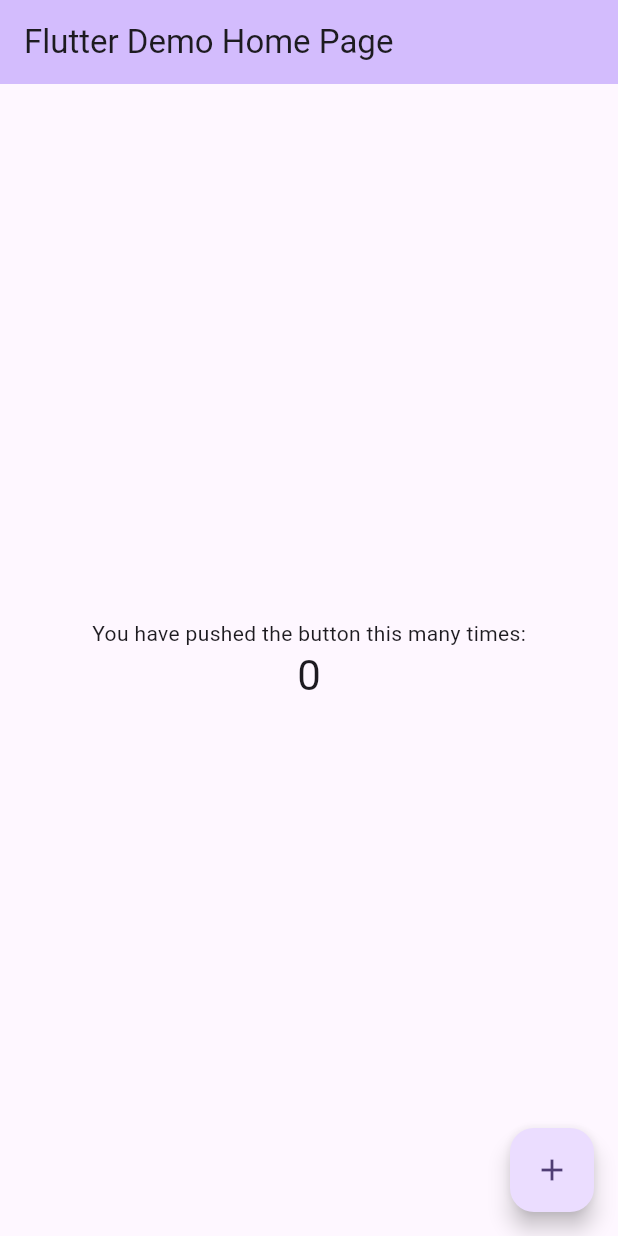
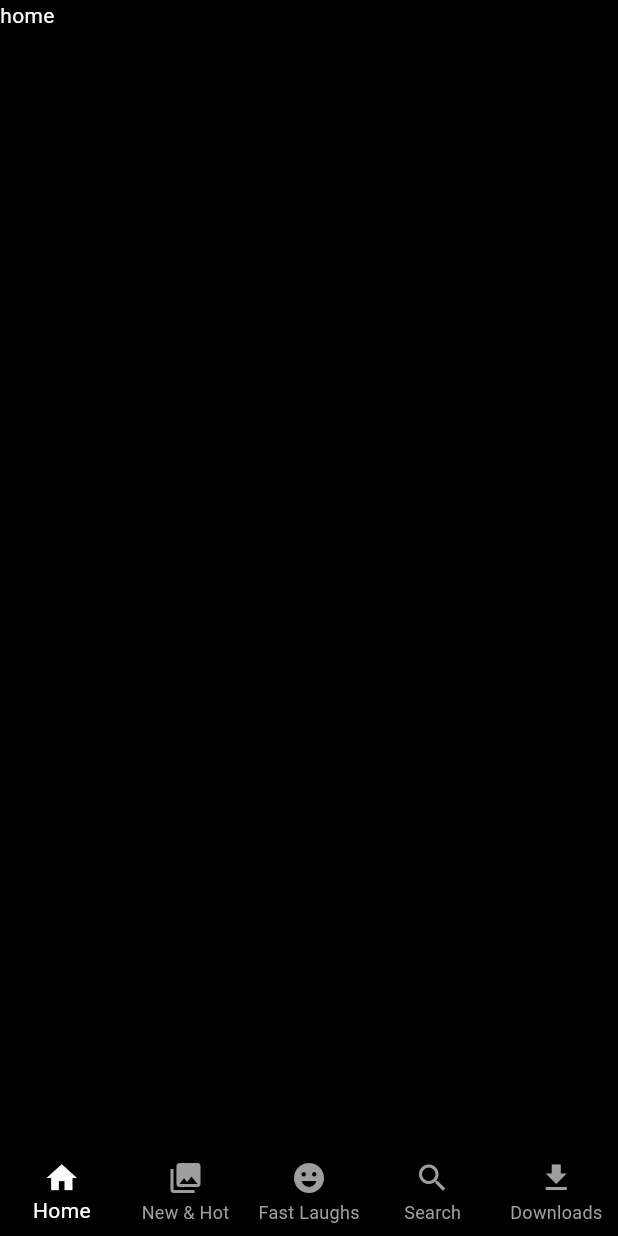
Before and after one commit to sarath604/stream-space, a Flutter app: the screen it shows after launch, on a phone screen of 412 x 824 dp. Run offline on Flutter 3.47's test engine with Material 3 defaults, Android fonts, the light colour scheme and no system bars.

Commit message:
completed BottomNavigation

```diff
--- /dev/null
+++ b/stream_space/lib/core/colors/colors.dart
@@ -0,0 +1,3 @@
+import 'package:flutter/material.dart';
+
+const backgroundColor = Colors.black;
--- a/stream_space/lib/main.dart
+++ b/stream_space/lib/main.dart
@@ -1,4 +1,6 @@
 import 'package:flutter/material.dart';
+import 'package:stream_space/core/colors/colors.dart';
+import 'package:stream_space/presentation/main_page/widgets/screen_main_page.dart';
 
 void main() {
   runApp(const MyApp());
@@ -11,115 +13,16 @@ class MyApp extends StatelessWidget {
   @override
   Widget build(BuildContext context) {
     return MaterialApp(
+      debugShowCheckedModeBanner: false,
       title: 'Flutter Demo',
       theme: ThemeData(
-        // This is the theme of your application.
-        //
-        // TRY THIS: Try running your application with "flutter run". You'll see
-        // the application has a blue toolbar. Then, without quitting the app,
-        // try changing the seedColor in the colorScheme below to Colors.green
-        // and then invoke "hot reload" (save your changes or press the "hot
-        // reload" button in a Flutter-supported IDE, or press "r" if you used
-        // the command line to start the app).
-        //
-        // Notice that the counter didn't reset back to zero; the application
-        // state is not lost during the reload. To reset the state, use hot
-        // restart instead.
-        //
-        // This works for code too, not just values: Most code changes can be
-        // tested with just a hot reload.
-        colorScheme: ColorScheme.fromSeed(seedColor: Colors.deepPurple),
-        useMaterial3: true,
+        scaffoldBackgroundColor: backgroundColor,
+        primarySwatch: Colors.blue,
+        textTheme: const TextTheme(
+          bodyLarge: TextStyle(color: Colors.white),
+        ),
       ),
-      home: const MyHomePage(title: 'Flutter Demo Home Page'),
+      home: const ScreenMainPage(),
     );
   }
 }
-
-class MyHomePage extends StatefulWidget {
-  const MyHomePage({super.key, required this.title});
-
-  // This widget is the home page of your application. It is stateful, meaning
-  // that it has a State object (defined below) that contains fields that affect
-  // how it looks.
-
-  // This class is the configuration for the state. It holds the values (in this
-  // case the title) provided by the parent (in this case the App widget) and
-  // used by the build method of the State. Fields in a Widget subclass are
-  // always marked "final".
-
-  final String title;
-
-  @override
-  State<MyHomePage> createState() => _MyHomePageState();
-}
-
-class _MyHomePageState extends State<MyHomePage> {
-  int _counter = 0;
-
-  void _incrementCounter() {
-    setState(() {
-      // This call to setState tells the Flutter framework that something has
-      // changed in this State, which causes it to rerun the build method below
-      // so that the display can reflect the updated values. If we changed
-      // _counter without calling setState(), then the build method would not be
-      // called again, and so nothing would appear to happen.
-      _counter++;
-    });
-  }
-
-  @override
-  Widget build(BuildContext context) {
-    // This method is rerun every time setState is called, for instance as done
-    // by the _incrementCounter method above.
-    //
-    // The Flutter framework has been optimized to make rerunning build methods
-    // fast, so that you can just rebuild anything that needs updating rather
-    // than having to individually change instances of widgets.
-    return Scaffold(
-      appBar: AppBar(
-        // TRY THIS: Try changing the color here to a specific color (to
-        // Colors.amber, perhaps?) and trigger a hot reload to see the AppBar
-        // change color while the other colors stay the same.
-        backgroundColor: Theme.of(context).colorScheme.inversePrimary,
-        // Here we take the value from the MyHomePage object that was created by
-        // the App.build method, and use it to set our appbar title.
-        title: Text(widget.title),
-      ),
-      body: Center(
-        // Center is a layout widget. It takes a single child and positions it
-        // in the middle of the parent.
-        child: Column(
-          // Column is also a layout widget. It takes a list of children and
-          // arranges them vertically. By default, it sizes itself to fit its
-          // children horizontally, and tries to be as tall as its parent.
-          //
-          // Column has various properties to control how it sizes itself and
-          // how it positions its children. Here we use mainAxisAlignment to
-          // center the children vertically; the main axis here is the vertical
-          // axis because Columns are vertical (the cross axis would be
-          // horizontal).
-          //
-          // TRY THIS: Invoke "debug painting" (choose the "Toggle Debug Paint"
-          // action in the IDE, or press "p" in the console), to see the
-          // wireframe for each widget.
-          mainAxisAlignment: MainAxisAlignment.center,
-          children: <Widget>[
-            const Text(
-              'You have pushed the button this many times:',
-            ),
-            Text(
-              '$_counter',
-              style: Theme.of(context).textTheme.headlineMedium,
-            ),
-          ],
-        ),
-      ),
-      floatingActionButton: FloatingActionButton(
-        onPressed: _incrementCounter,
-        tooltip: 'Increment',
-        child: const Icon(Icons.add),
-      ), // This trailing comma makes auto-formatting nicer for build methods.
-    );
-  }
-}
--- /dev/null
+++ b/stream_space/lib/presentation/Downloads/screen_downlods.dart
@@ -0,0 +1,10 @@
+import 'package:flutter/material.dart';
+
+class ScreenDownloads extends StatelessWidget {
+  const ScreenDownloads({super.key});
+
+  @override
+  Widget build(BuildContext context) {
+    return Scaffold(body: Text('Screendownloads',style: TextStyle(color: Colors.white),),);
+  }
+}
--- /dev/null
+++ b/stream_space/lib/presentation/Fast_Laughs/screen_fast_laughs.dart
@@ -0,0 +1,10 @@
+import 'package:flutter/material.dart';
+
+class ScreenFastLaughs extends StatelessWidget {
+  const ScreenFastLaughs({super.key});
+
+  @override
+  Widget build(BuildContext context) {
+    return Scaffold(body: Text('ScreenFastLaughs',style: TextStyle(color: Colors.white),),);
+  }
+}
--- /dev/null
+++ b/stream_space/lib/presentation/Home/screen_home.dart
@@ -0,0 +1,10 @@
+import 'package:flutter/material.dart';
+
+class ScreenHome extends StatelessWidget {
+  const ScreenHome({super.key});
+
+  @override
+  Widget build(BuildContext context) {
+    return Scaffold(body: Text('home',style: TextStyle(color: Colors.white),),);
+  }
+}
--- /dev/null
+++ b/stream_space/lib/presentation/New&Hot/screen_New&Hot.dart
@@ -0,0 +1,10 @@
+import 'package:flutter/material.dart';
+
+class ScreenNewAndHot extends StatelessWidget {
+  const ScreenNewAndHot({super.key});
+
+  @override
+  Widget build(BuildContext context) {
+    return Scaffold(body: Text('ScreenNewAndHot',style: TextStyle(color: Colors.white),),);
+  }
+}
--- /dev/null
+++ b/stream_space/lib/presentation/Search/screen_search.dart
@@ -0,0 +1,10 @@
+import 'package:flutter/material.dart';
+
+class ScreenSearch extends StatelessWidget {
+  const ScreenSearch({super.key});
+
+  @override
+  Widget build(BuildContext context) {
+    return Scaffold(body: Text('ScreenSearch',style: TextStyle(color: Colors.white),),);
+  }
+}
--- /dev/null
+++ b/stream_space/lib/presentation/main_page/widgets/bottom_nav.dart
@@ -0,0 +1,54 @@
+import 'package:flutter/material.dart';
+
+ValueNotifier<int> indexchangeNotifier = ValueNotifier(0);
+
+class BottomNavigationWidget extends StatelessWidget {
+  const BottomNavigationWidget({super.key});
+
+  @override
+  Widget build(BuildContext context) {
+    return ValueListenableBuilder(
+        valueListenable: indexchangeNotifier,
+        builder: (context, newvalue, _) {
+          return BottomNavigationBar(
+              type: BottomNavigationBarType.fixed,
+              backgroundColor: Colors.black,
+              elevation: 0,
+              currentIndex: newvalue,
+              onTap: (index) {
+                indexchangeNotifier.value = index;
+              },
+              selectedItemColor: Colors.white,
+              unselectedItemColor: Colors.grey,
+              selectedIconTheme: const IconThemeData(color: Colors.white),
+              unselectedIconTheme: const IconThemeData(color: Colors.grey),
+              items: const [
+                BottomNavigationBarItem(
+                    icon: Icon(
+                      Icons.home,
+                    ),
+                    label: 'Home'),
+                BottomNavigationBarItem(
+                    icon: Icon(
+                      Icons.collections,
+                    ),
+                    label: 'New & Hot'),
+                BottomNavigationBarItem(
+                    icon: Icon(
+                      Icons.emoji_emotions,
+                    ),
+                    label: 'Fast Laughs'),
+                BottomNavigationBarItem(
+                    icon: Icon(
+                      Icons.search,
+                    ),
+                    label: 'Search'),
+                BottomNavigationBarItem(
+                    icon: Icon(
+                      Icons.download,
+                    ),
+                    label: 'Downloads'),
+              ]);
+        });
+  }
+}
--- /dev/null
+++ b/stream_space/lib/presentation/main_page/widgets/screen_main_page.dart
@@ -0,0 +1,32 @@
+import 'package:flutter/material.dart';
+import 'package:stream_space/presentation/Downloads/screen_downlods.dart';
+import 'package:stream_space/presentation/Fast_Laughs/screen_fast_laughs.dart';
+import 'package:stream_space/presentation/Home/screen_home.dart';
+import 'package:stream_space/presentation/New&Hot/screen_New&Hot.dart';
+import 'package:stream_space/presentation/Search/screen_search.dart';
+import 'package:stream_space/presentation/main_page/widgets/bottom_nav.dart';
+
+class ScreenMainPage extends StatelessWidget {
+  const ScreenMainPage({super.key});
+
+  final _page = const [
+    ScreenHome(),
+    ScreenNewAndHot(),
+    ScreenFastLaughs(),
+    ScreenSearch(),
+    ScreenDownloads(),
+  ];
+  @override
+  Widget build(BuildContext context) {
+    return Scaffold(
+      body: SafeArea(
+        child: ValueListenableBuilder(
+            valueListenable: indexchangeNotifier,
+            builder: (context, indext, _) {
+              return _page[indext];
+            }),
+      ),
+      bottomNavigationBar: const BottomNavigationWidget(),
+    );
+  }
+}
```
